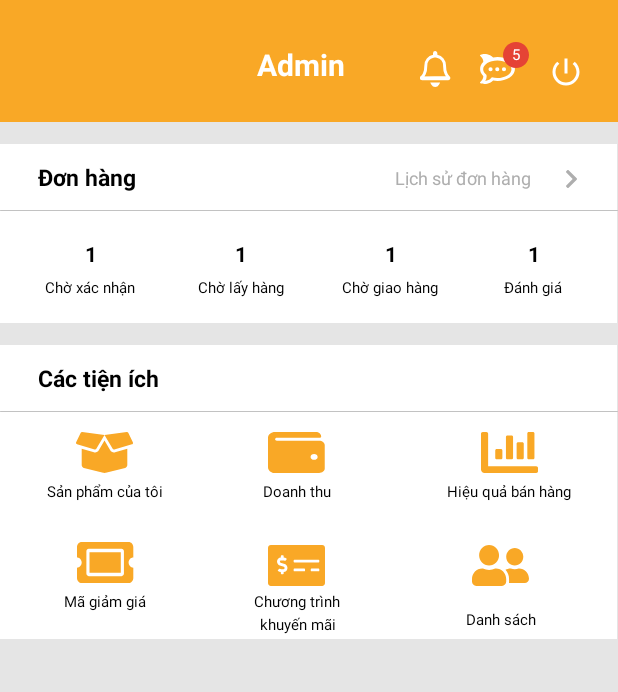
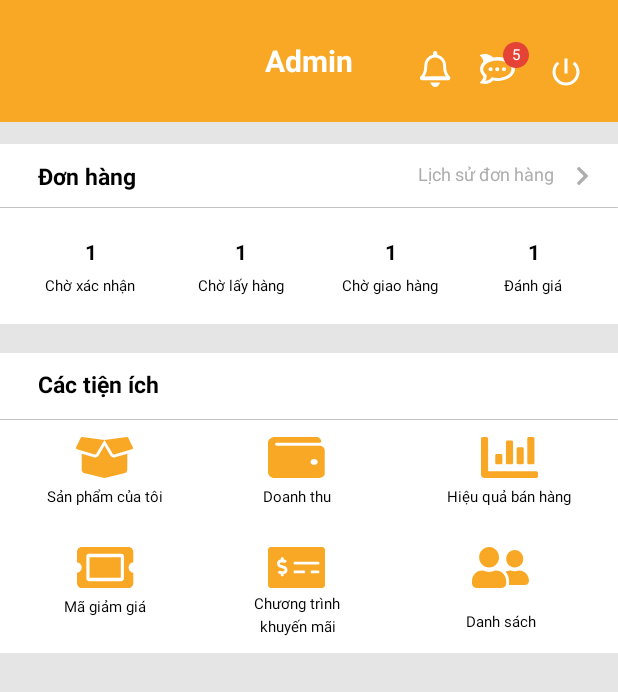
Before and after one commit to SETQT/Android_Admin, an Android app: the DashboardActivity screen opened directly, with no data from a screen before it, on a phone screen of 412 x 824 dp. Shown: the top 692 px of the screen. Run offline under Robolectric (Android 15) with nearby library versions, the phone set to English and light mode, and no system bars; our stand-ins replace Firebase (no records; nobody signed in at launch, a user with empty details on screens opened directly), sdp/ssp sizes.

Commit message:
update ui dashboard

```diff
--- a/app/src/main/res/layout/activity_dashboard.xml
+++ b/app/src/main/res/layout/activity_dashboard.xml
@@ -9,25 +9,21 @@
     <!--    Tiêu đề  -->
     <RelativeLayout
         android:layout_width="match_parent"
-        android:layout_height="match_parent">
+        android:layout_height="81dp">
 
         <View
             android:id="@+id/record_rectangle_header_profile"
             android:layout_width="wrap_content"
-            android:layout_height="81dp"
+            android:layout_height="match_parent"
             android:layout_alignParentLeft="true"
             android:layout_alignParentTop="true"
             android:background="@drawable/rectangle_header" />
 
         <TextView
             android:id="@+id/admin"
-            android:layout_width="68dp"
-            android:layout_height="30dp"
-            android:layout_alignParentLeft="true"
-            android:layout_alignParentTop="true"
-            android:layout_marginLeft="171dp"
-            android:layout_marginTop="29dp"
-            android:gravity="top"
+            android:layout_width="match_parent"
+            android:layout_height="match_parent"
+            android:gravity="center"
             android:text="Admin"
             android:textColor="#ffffff"
             android:textSize="20sp"
@@ -95,29 +91,33 @@
     <!--Đơn hàng -->
     <RelativeLayout
         android:layout_width="match_parent"
-        android:layout_height="match_parent">
+        android:layout_height="120dp"
+        android:layout_marginTop="96dp">
 
         <View
-            android:layout_width="411dp"
-            android:layout_height="119dp"
+            android:layout_width="match_parent"
+            android:layout_height="match_parent"
             android:layout_alignParentLeft="true"
+            android:background="#ffffff" />
+        <!--Thanh kẻ ngăn cách-->
+        <View
+            android:layout_width="match_parent"
+            android:layout_height="0.5px"
             android:layout_alignParentTop="true"
-            android:layout_marginTop="96dp"
-            android:background="#ffffff" />
-
+            android:layout_marginTop="42dp"
+            android:background="@drawable/line" />
         <!--Đơn hàng và lịch sử -->
         <RelativeLayout
             android:layout_width="match_parent"
-            android:layout_height="match_parent">
+            android:layout_height="40dp">
 
             <TextView
+                android:id="@+id/donHang"
                 android:layout_width="75dp"
                 android:layout_height="23dp"
                 android:layout_alignParentLeft="true"
-                android:layout_alignParentTop="true"
                 android:layout_marginLeft="25dp"
-                android:layout_marginTop="107dp"
-                android:gravity="top"
+                android:layout_marginTop="@dimen/_8sdp"
                 android:lineHeight="22sp"
                 android:text="Đơn hàng"
                 android:textColor="#000000"
@@ -125,18 +125,18 @@
                 android:textStyle="bold" />
             <!--  Lịch sử đơn hàng-->
             <RelativeLayout
-                android:layout_width="match_parent"
-                android:layout_height="match_parent">
+                android:layout_width="@dimen/_125sdp"
+                android:layout_height="match_parent"
+                android:layout_alignParentRight="true">
 
                 <TextView
                     android:id="@+id/infoOrder"
-                    android:layout_width="102dp"
-                    android:layout_height="18dp"
-                    android:layout_alignParentLeft="true"
+                    android:layout_width="match_parent"
+                    android:layout_height="match_parent"
                     android:layout_alignParentTop="true"
-                    android:layout_marginLeft="263dp"
-                    android:layout_marginTop="110dp"
-                    android:gravity="top"
+                    android:layout_alignParentRight="true"
+                    android:layout_marginRight="@dimen/_10sdp"
+                    android:gravity="center"
                     android:lineHeight="18sp"
                     android:text="Lịch sử đơn hàng"
                     android:textColor="#AEAEAE"
@@ -146,21 +146,14 @@
                     android:id="@+id/baseline_arrow_profile"
                     android:layout_width="7dp"
                     android:layout_height="12dp"
-                    android:layout_alignParentLeft="true"
                     android:layout_alignParentTop="true"
-                    android:layout_marginLeft="377dp"
-                    android:layout_marginTop="113dp"
+                    android:layout_alignParentRight="true"
+                    android:layout_marginTop="15dp"
+                    android:layout_marginRight="20dp"
                     android:background="@drawable/icon_baseline_arrow" />
             </RelativeLayout>
 
-            <!--Thanh kẻ ngăn cách-->
-            <View
-                android:layout_width="match_parent"
-                android:layout_height="0.5px"
-                android:layout_alignParentLeft="true"
-                android:layout_alignParentTop="true"
-                android:layout_marginTop="140dp"
-                android:background="@drawable/line" />
+
         </RelativeLayout>
         <!-- Thông tin  -->
         <!--Sản phẩm của tôi -->
@@ -170,7 +163,7 @@
             android:layout_alignParentLeft="true"
             android:layout_alignParentTop="true"
             android:layout_marginLeft="25dp"
-            android:layout_marginTop="159dp">
+            android:layout_marginTop="62dp">
             <!-- Chờ xác nhận -->
             <RelativeLayout
                 android:id="@+id/admin_wait_confirm"
@@ -297,19 +290,30 @@
     <!-- Các tiện ích -->
     <RelativeLayout
         android:layout_width="match_parent"
-        android:layout_height="match_parent">
+        android:layout_height="200dp"
+        android:layout_marginTop="235dp">
 
         <View
-            android:layout_width="411dp"
-            android:layout_height="196dp"
+            android:layout_width="match_parent"
+            android:layout_height="match_parent"
             android:layout_alignParentLeft="true"
             android:layout_alignParentTop="true"
-            android:layout_marginTop="230dp"
             android:background="#ffffff" />
+
+
+        <!--Thanh kẻ ngăn cách-->
+        <View
+            android:layout_width="match_parent"
+            android:layout_height="0.5px"
+            android:layout_alignParentLeft="true"
+            android:layout_alignParentTop="true"
+            android:layout_marginTop="44dp"
+            android:background="@drawable/line" />
 
         <RelativeLayout
             android:layout_width="match_parent"
-            android:layout_height="match_parent">
+            android:layout_height="200dp">
+
 
             <!-- Tiêu đề -->
             <RelativeLayout
@@ -321,30 +325,23 @@
                     android:layout_height="23dp"
                     android:layout_alignParentLeft="true"
                     android:layout_alignParentTop="true"
+                    android:layout_centerVertical="true"
                     android:layout_marginLeft="25dp"
-                    android:layout_marginTop="241dp"
-                    android:gravity="top"
+                    android:layout_marginTop="10dp"
                     android:lineHeight="22sp"
                     android:text="Các tiện ích"
                     android:textColor="#000000"
                     android:textSize="15sp"
                     android:textStyle="bold" />
 
-                <!--Thanh kẻ ngăn cách-->
-                <View
-                    android:layout_width="match_parent"
-                    android:layout_height="0.5px"
-                    android:layout_alignParentLeft="true"
-                    android:layout_alignParentTop="true"
-                    android:layout_marginTop="274dp"
-                    android:background="@drawable/line" />
-
             </RelativeLayout>
 
             <!-- Các tiện ích -->
             <RelativeLayout
                 android:layout_width="match_parent"
-                android:layout_height="match_parent">
+                android:layout_height="160dp"
+                android:layout_alignParentTop="true"
+                android:layout_marginTop="42dp">
 
                 <!-- Sản phẩm của tôi-->
                 <RelativeLayout
@@ -352,7 +349,7 @@
                     android:layout_width="87dp"
                     android:layout_height="47dp"
                     android:layout_marginLeft="26dp"
-                    android:layout_marginTop="288dp">
+                    android:layout_marginTop="14dp">
 
                     <View
                         android:id="@+id/iconProductAdmin"
@@ -381,7 +378,7 @@
                     android:layout_alignParentLeft="true"
                     android:layout_alignParentTop="true"
                     android:layout_marginLeft="171dp"
-                    android:layout_marginTop="288dp">
+                    android:layout_marginTop="14dp">
 
                     <View
                         android:id="@+id/iconRevenueAdmin"
@@ -410,7 +407,7 @@
                     android:layout_alignParentLeft="true"
                     android:layout_alignParentTop="true"
                     android:layout_marginLeft="292dp"
-                    android:layout_marginTop="288dp">
+                    android:layout_marginTop="14dp">
 
                     <View
                         android:id="@+id/iconEffectivenessAdmin"
@@ -439,7 +436,7 @@
                     android:layout_alignParentLeft="true"
                     android:layout_alignParentTop="true"
                     android:layout_marginLeft="39dp"
-                    android:layout_marginTop="361dp">
+                    android:layout_marginTop="87dp">
 
                     <View
                         android:id="@+id/iconVoucherAdmin"
@@ -468,7 +465,7 @@
                     android:layout_alignParentLeft="true"
                     android:layout_alignParentTop="true"
                     android:layout_marginLeft="163dp"
-                    android:layout_marginTop="363dp">
+                    android:layout_marginTop="87dp">
 
                     <View
                         android:id="@+id/iconDiscountAdmin"
@@ -497,7 +494,7 @@
                     android:layout_alignParentLeft="true"
                     android:layout_alignParentTop="true"
                     android:layout_marginLeft="304dp"
-                    android:layout_marginTop="363dp">
+                    android:layout_marginTop="87dp">
 
                     <View
                         android:id="@+id/iconListCustomers"
```
